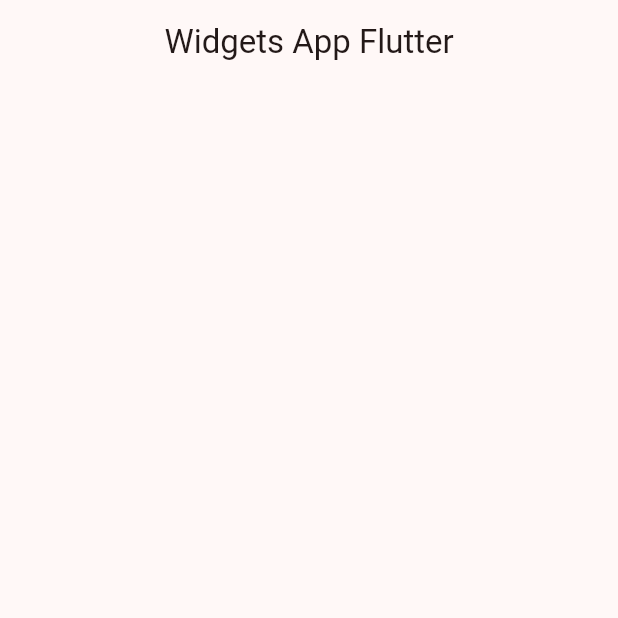
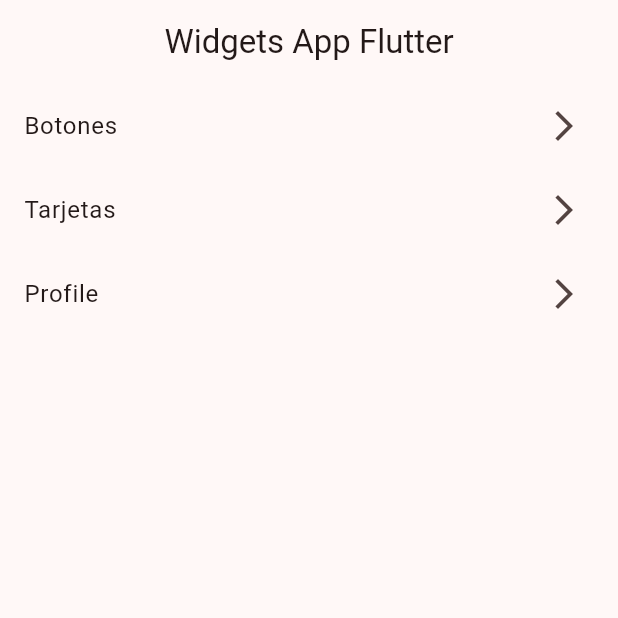
Before and after one commit to AlanMelendez/AppThemeFlutter, a Flutter app: the screen it shows after launch, on a phone screen of 412 x 824 dp, the top half of it. Run offline on Flutter 3.47's test engine with Material 3 defaults, Android fonts, the phone set to English and light mode, and no system bars.

Commit message:
Implement HomeView with dynamic menu items in HomeScreen

```diff
--- a/lib/presentation/screens/home/home_screen.dart
+++ b/lib/presentation/screens/home/home_screen.dart
@@ -1,4 +1,5 @@
 import 'package:flutter/material.dart';
+import 'package:widgets_app/config/menu/menu_items.dart';
 
 class HomeScreen extends StatelessWidget {
   const HomeScreen({super.key});
@@ -9,6 +10,27 @@ class HomeScreen extends StatelessWidget {
       appBar: AppBar(
         title: Text('Widgets App Flutter'),
       ),
+      body: _HomeView(),
     );
   }
 }
+
+class _HomeView extends StatelessWidget {
+
+  @override
+  Widget build(BuildContext context) {
+
+    var appMenu = appMenuItems;
+
+    return ListView.builder(
+      itemCount: appMenu.length,
+      itemBuilder: (context, index,) => ListTile(
+        title: Text('${appMenu[index].title}'),
+        trailing: Icon(Icons.arrow_forward_ios_outlined),
+        onTap: () {
+          print('Navigate to ${appMenu[index].link}');
+        },
+      ),
+    );
+  }
+}
```
